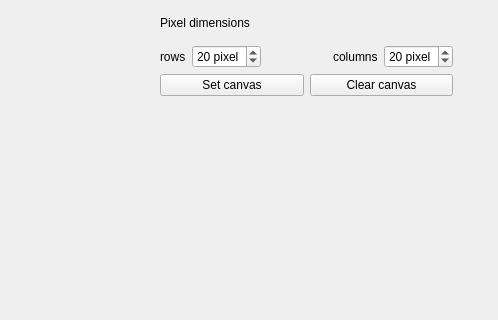
The window that milestone4/canvas.ui (yuliahn/PRG_Praktikum) describes before a commit, drawn with Qt 5; both pictures show x 280 to 778 and y 84 to 404 of the 778 by 598 pixel window.
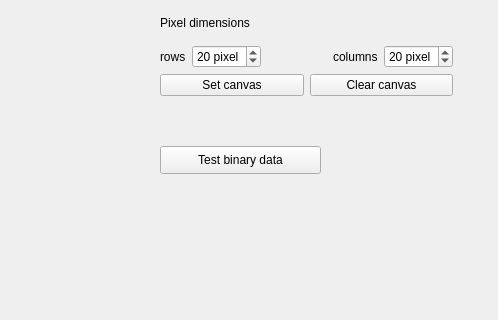
The same window after the commit.

Commit message: Testing loaded binary data

```diff
--- a/milestone4/canvas.ui
+++ b/milestone4/canvas.ui
@@ -124,6 +124,19 @@
     </item>
    </layout>
   </widget>
+  <widget class="QPushButton" name="testData">
+   <property name="geometry">
+    <rect>
+     <x>440</x>
+     <y>230</y>
+     <width>161</width>
+     <height>28</height>
+    </rect>
+   </property>
+   <property name="text">
+    <string>Test binary data</string>
+   </property>
+  </widget>
  </widget>
  <resources/>
  <connections/>
```
The commit also changes 2 other files.
